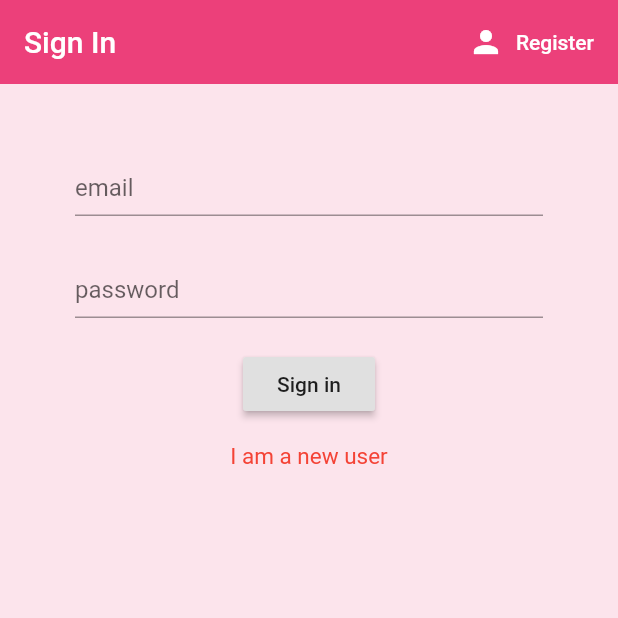
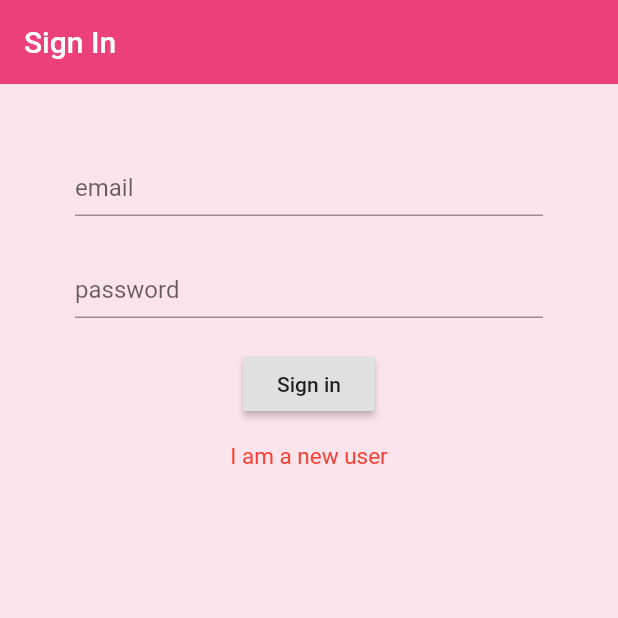
Before and after one commit to Saransh-cpp/BookRentApp-Chapter3, a Flutter app: the screen it shows after launch, on a phone screen of 412 x 824 dp, the top half of it. Run offline on Flutter 3.47's test engine with Material 2 defaults, Android fonts, the phone set to English and light mode, and no system bars; our stand-ins replace carousel_pro, cloud_firestore, curved_navigation_bar, firebase_auth, firebase_core, firebase_database and 7 more; missing offline and left inert: firebase_admob; accounts and stored records are empty.

Commit message:
remove register from sign in page

```diff
--- a/lib/Screens/LoginPage.dart
+++ b/lib/Screens/LoginPage.dart
@@ -104,24 +104,8 @@ class _SignInState extends State<SignIn> {
               appBar: AppBar(
                 title: Text("Sign In"),
                 backgroundColor: Colors.pink[400],
-                elevation: 0,
-                actions: [
-                  FlatButton.icon(
-                      onPressed: () {
-                        widget.toggleView();
-                      },
-                      icon: Icon(
-                        Icons.person,
-                        color: Colors.white,
-                      ),
-                      label: Text(
-                        'Register',
-                        style: TextStyle(
-                          color: Colors.white,
-                        ),
-                      ))
-                ],
-              ),
+                elevation: 0,),
+
               body: Container(
                   padding: EdgeInsets.symmetric(
                     vertical: 20,
```
